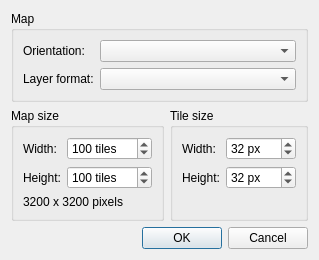
Above: src/tiled/newmapdialog.ui from mapeditor/tiled before the change. Below: the same form after it.
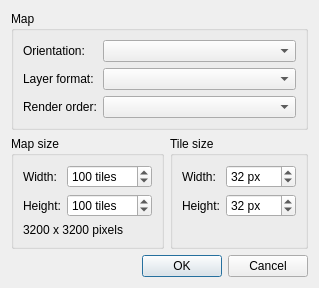
That is the form after the change.

Commit message:
Added render-order option for map
Closes #455

The edit to the form file:
```diff
--- a/src/tiled/newmapdialog.ui
+++ b/src/tiled/newmapdialog.ui
@@ -221,6 +221,19 @@
       <item row="1" column="1">
        <widget class="QComboBox" name="layerFormat"/>
       </item>
+      <item row="2" column="0">
+       <widget class="QLabel" name="renderOrderLabel">
+        <property name="text">
+         <string>Render order:</string>
+        </property>
+        <property name="buddy">
+         <cstring>renderOrder</cstring>
+        </property>
+       </widget>
+      </item>
+      <item row="2" column="1">
+       <widget class="QComboBox" name="renderOrder"/>
+      </item>
      </layout>
     </widget>
    </item>
```
The commit also changes 19 other files.
